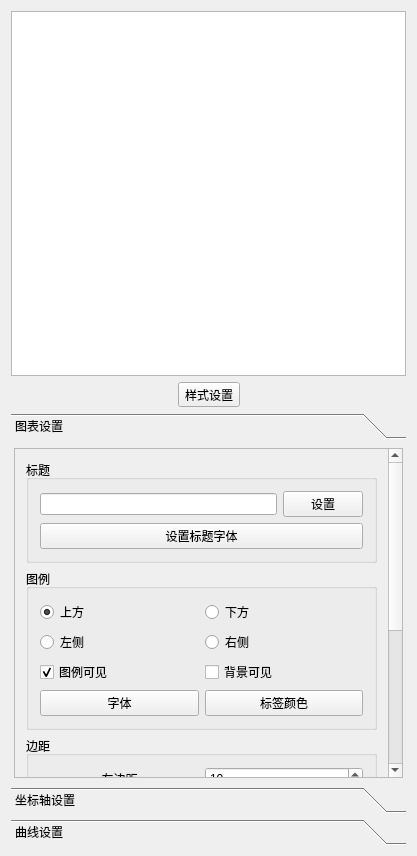
The window that chartpane.ui (tvgugylu/CustomQtBarChart) describes before a commit, drawn with Qt 5.
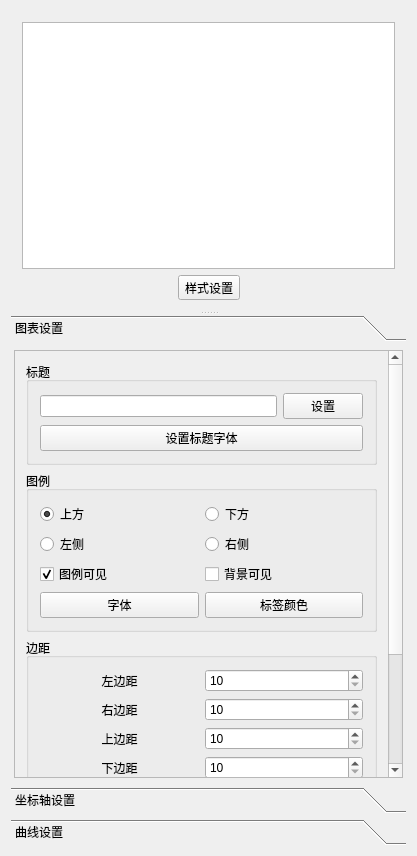
The same window after the commit. The open tabs and pages were chosen to show the change. Icons and pictures are not drawn. Custom widgets are drawn as their Qt base class.

```diff
--- a/chartpane.ui
+++ b/chartpane.ui
@@ -13,8 +13,60 @@
   <property name="windowTitle">
    <string>ChartPane</string>
   </property>
-  <layout class="QGridLayout" name="gridLayout_11">
-   <item row="2" column="0">
+  <layout class="QGridLayout" name="gridLayout_3">
+   <item row="0" column="0">
+    <widget class="QSplitter" name="splitter">
+     <property name="orientation">
+      <enum>Qt::Vertical</enum>
+     </property>
+     <widget class="QWidget" name="">
+      <layout class="QVBoxLayout" name="verticalLayout_7" stretch="1,0">
+       <item>
+        <widget class="QChartView" name="chartViewBar"/>
+       </item>
+       <item>
+        <layout class="QHBoxLayout" name="horizontalLayout">
+         <item>
+          <spacer name="horizontalSpacer">
+           <property name="orientation">
+            <enum>Qt::Horizontal</enum>
+           </property>
+           <property name="sizeHint" stdset="0">
+            <size>
+             <width>40</width>
+             <height>20</height>
+            </size>
+           </property>
+          </spacer>
+         </item>
+         <item>
+          <widget class="QToolButton" name="btn_styleSet">
+           <property name="text">
+            <string>样式设置</string>
+           </property>
+           <property name="icon">
+            <iconset resource="barcharttest.qrc">
+             <normaloff>:/setting.png</normaloff>:/setting.png</iconset>
+           </property>
+          </widget>
+         </item>
+         <item>
+          <spacer name="horizontalSpacer_2">
+           <property name="orientation">
+            <enum>Qt::Horizontal</enum>
+           </property>
+           <property name="sizeHint" stdset="0">
+            <size>
+             <width>40</width>
+             <height>20</height>
+            </size>
+           </property>
+          </spacer>
+         </item>
+        </layout>
+       </item>
+      </layout>
+     </widget>
     <widget class="QToolBox" name="toolBox">
      <property name="minimumSize">
       <size>
@@ -33,8 +85,8 @@
        <rect>
         <x>0</x>
         <y>0</y>
-        <width>399</width>
-        <height>311</height>
+         <width>98</width>
+         <height>77</height>
        </rect>
       </property>
       <attribute name="icon">
@@ -70,7 +122,7 @@
            <rect>
             <x>0</x>
             <y>0</y>
-            <width>374</width>
+             <width>226</width>
             <height>478</height>
            </rect>
           </property>
@@ -841,50 +893,7 @@
       </layout>
      </widget>
     </widget>
-   </item>
-   <item row="0" column="0">
-    <widget class="QChartView" name="chartViewBar"/>
-   </item>
-   <item row="1" column="0">
-    <layout class="QHBoxLayout" name="horizontalLayout">
-     <item>
-      <spacer name="horizontalSpacer">
-       <property name="orientation">
-        <enum>Qt::Horizontal</enum>
-       </property>
-       <property name="sizeHint" stdset="0">
-        <size>
-         <width>40</width>
-         <height>20</height>
-        </size>
-       </property>
-      </spacer>
-     </item>
-     <item>
-      <widget class="QToolButton" name="btn_styleSet">
-       <property name="text">
-        <string>样式设置</string>
-       </property>
-       <property name="icon">
-        <iconset resource="barcharttest.qrc">
-         <normaloff>:/setting.png</normaloff>:/setting.png</iconset>
-       </property>
-      </widget>
-     </item>
-     <item>
-      <spacer name="horizontalSpacer_2">
-       <property name="orientation">
-        <enum>Qt::Horizontal</enum>
-       </property>
-       <property name="sizeHint" stdset="0">
-        <size>
-         <width>40</width>
-         <height>20</height>
-        </size>
-       </property>
-      </spacer>
-     </item>
-    </layout>
+    </widget>
    </item>
   </layout>
  </widget>
```
Left out of the diff: 10 changed lines with no effect on the pictures. Lines whose indentation alone changed are shown as unchanged.
